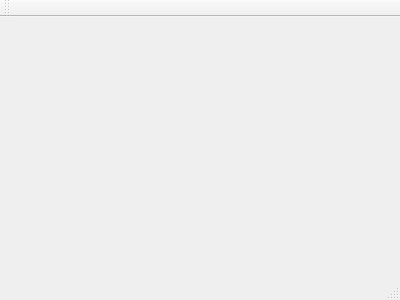
The window that myzip1/mainwindow.ui (xros/cpp_zip) describes before a commit, drawn with Qt 5.
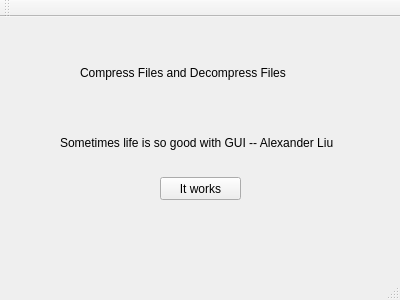
The same window after the commit.

```diff
--- a/myzip1/mainwindow.ui
+++ b/myzip1/mainwindow.ui
@@ -12,13 +12,68 @@
   <property name="windowTitle" >
    <string>MainWindow</string>
   </property>
-  <widget class="QMenuBar" name="menuBar" />
-  <widget class="QToolBar" name="mainToolBar" />
-  <widget class="QWidget" name="centralWidget" />
-  <widget class="QStatusBar" name="statusBar" />
+  <widget class="QWidget" name="centralWidget">
+   <widget class="QPushButton" name="pushButton">
+    <property name="geometry">
+     <rect>
+      <x>160</x>
+      <y>160</y>
+      <width>81</width>
+      <height>23</height>
+     </rect>
+    </property>
+    <property name="text">
+     <string>It works</string>
+    </property>
+   </widget>
+   <widget class="QLabel" name="label">
+    <property name="geometry">
+     <rect>
+      <x>80</x>
+      <y>10</y>
+      <width>261</width>
+      <height>91</height>
+     </rect>
+    </property>
+    <property name="text">
+     <string>Compress Files and Decompress Files</string>
+    </property>
+   </widget>
+   <widget class="QLabel" name="label_2">
+    <property name="geometry">
+     <rect>
+      <x>60</x>
+      <y>110</y>
+      <width>321</width>
+      <height>31</height>
+     </rect>
+    </property>
+    <property name="text">
+     <string>Sometimes life is so good with GUI -- Alexander Liu</string>
+    </property>
+   </widget>
+  </widget>
+  <widget class="QMenuBar" name="menuBar">
+   <property name="geometry">
+    <rect>
+     <x>0</x>
+     <y>0</y>
+     <width>400</width>
+     <height>20</height>
+    </rect>
+   </property>
+  </widget>
+  <widget class="QToolBar" name="mainToolBar">
+   <attribute name="toolBarArea">
+    <enum>TopToolBarArea</enum>
+   </attribute>
+   <attribute name="toolBarBreak">
+    <bool>false</bool>
+   </attribute>
+  </widget>
+  <widget class="QStatusBar" name="statusBar"/>
  </widget>
- <layoutDefault spacing="6" margin="11" />
- <pixmapfunction></pixmapfunction>
+ <layoutdefault spacing="6" margin="11"/>
  <resources/>
  <connections/>
 </ui>
```
Left out of the diff: 9 changed lines with no effect on the pictures.
